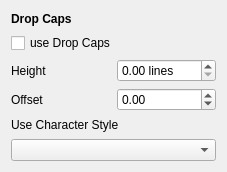
This is scribus/ui/propertywidget_dropcapbase.ui in nitramr/scribus-indigo as Qt 5 draws it before an edit. The edited form follows.
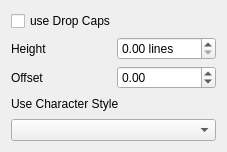
This is the edited form. Custom widgets are drawn as their Qt base class.

Diff of the .ui file:
```diff
--- a/scribus/ui/propertywidget_dropcapbase.ui
+++ b/scribus/ui/propertywidget_dropcapbase.ui
@@ -7,37 +7,14 @@
     <x>0</x>
     <y>0</y>
     <width>227</width>
-    <height>172</height>
+    <height>152</height>
    </rect>
   </property>
   <property name="windowTitle">
    <string notr="true">Form</string>
   </property>
-  <property name="frameShape">
-   <enum>QFrame::NoFrame</enum>
-  </property>
-  <property name="lineWidth">
-   <number>0</number>
-  </property>
   <layout class="QGridLayout" name="gridLayout" columnstretch="0,0">
-   <item row="1" column="0" colspan="2">
-    <widget class="QCheckBox" name="dropCapBox">
-     <property name="text">
-      <string>use Drop Caps</string>
-     </property>
-    </widget>
-   </item>
-   <item row="4" column="1">
-    <widget class="ScrSpinBox" name="dropCapLines">
-     <property name="suffix">
-      <string> lines</string>
-     </property>
-     <property name="maximum">
-      <double>10.000000000000000</double>
-     </property>
-    </widget>
-   </item>
-   <item row="4" column="0">
+   <item row="1" column="0">
     <widget class="QLabel" name="dropCapLinesLabel">
      <property name="toolTip">
       <string>Number of lines used by the drop cap</string>
@@ -47,40 +24,44 @@
      </property>
     </widget>
    </item>
-   <item row="6" column="0" colspan="2">
+   <item row="1" column="1">
+    <widget class="ScrSpinBox" name="dropCapLines">
+     <property name="suffix">
+      <string> lines</string>
+     </property>
+     <property name="maximum">
+      <number>10</number>
+     </property>
+    </widget>
+   </item>
+   <item row="2" column="0">
+    <widget class="QLabel" name="dropCapOffsetLabel">
+     <property name="text">
+      <string>Offset</string>
+     </property>
+    </widget>
+   </item>
+   <item row="3" column="0" colspan="2">
     <widget class="QLabel" name="dropCapCharStyleLabel">
      <property name="text">
       <string>Use Character Style</string>
      </property>
     </widget>
    </item>
-   <item row="7" column="0" colspan="2">
+   <item row="4" column="0" colspan="2">
     <widget class="CharStyleComboBox" name="dropCapCharStyleCombo"/>
    </item>
-   <item row="5" column="1">
+   <item row="2" column="1">
     <widget class="ScrSpinBox" name="dropCapOffset">
      <property name="minimum">
       <double>-99.989999999999995</double>
      </property>
     </widget>
    </item>
-   <item row="5" column="0">
-    <widget class="QLabel" name="dropCapOffsetLabel">
+   <item row="0" column="0" colspan="2">
+    <widget class="QCheckBox" name="dropCapBox">
      <property name="text">
-      <string>Offset</string>
-     </property>
-    </widget>
-   </item>
-   <item row="0" column="0">
-    <widget class="QLabel" name="lblTitle">
-     <property name="font">
-      <font>
-       <weight>75</weight>
-       <bold>true</bold>
-      </font>
-     </property>
-     <property name="text">
-      <string>Drop Caps</string>
+      <string>use Drop Caps</string>
      </property>
     </widget>
    </item>
```
